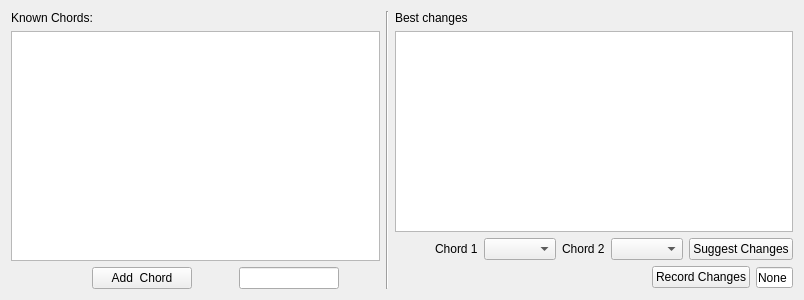
Qt form guitartools/changes.ui (ispielman/guitartools) before a commit.
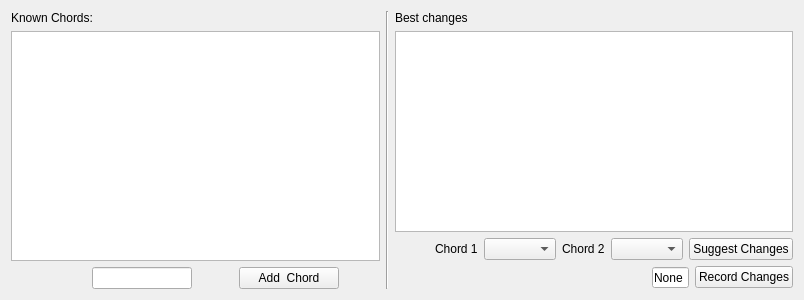
The same form after that commit. Custom widgets are drawn as their Qt base class.

Commit message: Updated tab order!

```diff
--- a/guitartools/changes.ui
+++ b/guitartools/changes.ui
@@ -63,19 +63,6 @@
          </property>
         </spacer>
        </item>
-       <item>
-        <widget class="QPushButton" name="pushButton_NewChord">
-         <property name="maximumSize">
-          <size>
-           <width>100</width>
-           <height>16777215</height>
-          </size>
-         </property>
-         <property name="text">
-          <string>Add  Chord</string>
-         </property>
-        </widget>
-       </item>
        <item>
         <widget class="QLineEdit" name="lineEdit_NewChord">
          <property name="sizePolicy">
@@ -92,6 +79,22 @@
          </property>
         </widget>
        </item>
+       <item>
+        <widget class="QPushButton" name="pushButton_NewChord">
+         <property name="maximumSize">
+          <size>
+           <width>100</width>
+           <height>16777215</height>
+          </size>
+         </property>
+         <property name="focusPolicy">
+          <enum>Qt::StrongFocus</enum>
+         </property>
+         <property name="text">
+          <string>Add  Chord</string>
+         </property>
+        </widget>
+       </item>
       </layout>
      </item>
     </layout>
@@ -177,13 +180,6 @@
          </property>
         </spacer>
        </item>
-       <item>
-        <widget class="QPushButton" name="pushButton_RecordChanges">
-         <property name="text">
-          <string>Record Changes</string>
-         </property>
-        </widget>
-       </item>
        <item>
         <widget class="QSpinBox" name="spinBox_Changes">
          <property name="buttonSymbols">
@@ -197,6 +193,16 @@
          </property>
         </widget>
        </item>
+       <item>
+        <widget class="QPushButton" name="pushButton_RecordChanges">
+         <property name="focusPolicy">
+          <enum>Qt::StrongFocus</enum>
+         </property>
+         <property name="text">
+          <string>Record Changes</string>
+         </property>
+        </widget>
+       </item>
       </layout>
      </item>
     </layout>
```
Left out of the diff: 35 changed lines with no effect on the pictures. The commit also changes 5 other files.
